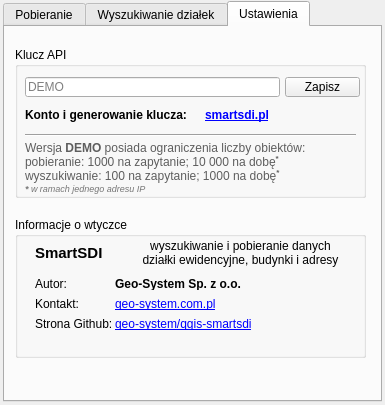
This is smartsdi_dialog_base.ui in geo-system/qgis-smartsdi as Qt 5 draws it before an edit. The edited form follows.
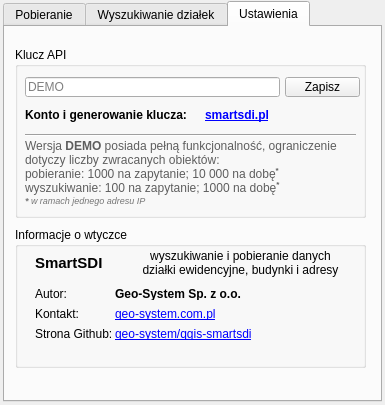
This is the edited form. The open tabs and pages were chosen to show the change. Icons and pictures are not drawn. Custom widgets are drawn as their Qt base class.

Patch:
```diff
--- a/smartsdi_dialog_base.ui
+++ b/smartsdi_dialog_base.ui
@@ -779,7 +779,7 @@
        <x>10</x>
        <y>20</y>
        <width>351</width>
-       <height>151</height>
+       <height>171</height>
       </rect>
      </property>
      <property name="title">
@@ -804,11 +804,11 @@
         <x>10</x>
         <y>90</y>
         <width>331</width>
-        <height>61</height>
+        <height>71</height>
        </rect>
       </property>
       <property name="text">
-       <string>&lt;html&gt;&lt;head/&gt;&lt;body&gt;&lt;p&gt;&lt;span style=&quot; color:#5e5e5e;&quot;&gt;Wersja &lt;/span&gt;&lt;span style=&quot; font-weight:600; color:#5e5e5e;&quot;&gt;DEMO&lt;/span&gt;&lt;span style=&quot; color:#5e5e5e;&quot;&gt; posiada ograniczenia liczby obiektów:&lt;br/&gt;pobieranie: 1000 na zapytanie; 10 000 na dobę&lt;/span&gt;&lt;span style=&quot; font-weight:600; color:#5e5e5e; vertical-align:super;&quot;&gt;*&lt;/span&gt;&lt;span style=&quot; color:#5e5e5e;&quot;&gt;&lt;br/&gt;wyszukiwanie: 100 na zapytanie; 1000 na dobę&lt;/span&gt;&lt;span style=&quot; font-weight:600; color:#5e5e5e; vertical-align:super;&quot;&gt;*&lt;/span&gt;&lt;span style=&quot; font-size:4pt; font-style:italic; color:#5e5e5e;&quot;&gt;&lt;br/&gt;&lt;/span&gt;&lt;span style=&quot; font-size:7pt; font-weight:600; font-style:italic; color:#767676;&quot;&gt;*&lt;/span&gt;&lt;span style=&quot; font-size:7pt; font-style:italic; color:#767676;&quot;&gt; w ramach jednego adresu IP&lt;/span&gt;&lt;/p&gt;&lt;/body&gt;&lt;/html&gt;</string>
+       <string>&lt;html&gt;&lt;head/&gt;&lt;body&gt;&lt;p&gt;&lt;span style=&quot; color:#5e5e5e;&quot;&gt;Wersja &lt;/span&gt;&lt;span style=&quot; font-weight:600; color:#5e5e5e;&quot;&gt;DEMO&lt;/span&gt;&lt;span style=&quot; color:#5e5e5e;&quot;&gt; posiada pełną funkcjonalność, ograniczenie dotyczy liczby zwracanych obiektów:&lt;br/&gt;pobieranie: 1000 na zapytanie; 10 000 na dobę&lt;/span&gt;&lt;span style=&quot; font-weight:600; color:#5e5e5e; vertical-align:super;&quot;&gt;*&lt;/span&gt;&lt;span style=&quot; color:#5e5e5e;&quot;&gt;&lt;br/&gt;wyszukiwanie: 100 na zapytanie; 1000 na dobę&lt;/span&gt;&lt;span style=&quot; font-weight:600; color:#5e5e5e; vertical-align:super;&quot;&gt;*&lt;/span&gt;&lt;span style=&quot; font-size:4pt; font-style:italic; color:#5e5e5e;&quot;&gt;&lt;br/&gt;&lt;/span&gt;&lt;span style=&quot; font-size:7pt; font-weight:600; font-style:italic; color:#767676;&quot;&gt;*&lt;/span&gt;&lt;span style=&quot; font-size:7pt; font-style:italic; color:#767676;&quot;&gt; w ramach jednego adresu IP&lt;/span&gt;&lt;/p&gt;&lt;/body&gt;&lt;/html&gt;</string>
       </property>
       <property name="wordWrap">
        <bool>true</bool>
@@ -891,7 +891,7 @@
      <property name="geometry">
       <rect>
        <x>10</x>
-       <y>190</y>
+       <y>200</y>
        <width>351</width>
        <height>141</height>
       </rect>
```
Left out of the diff: 3 changed lines with no effect on the pictures.
